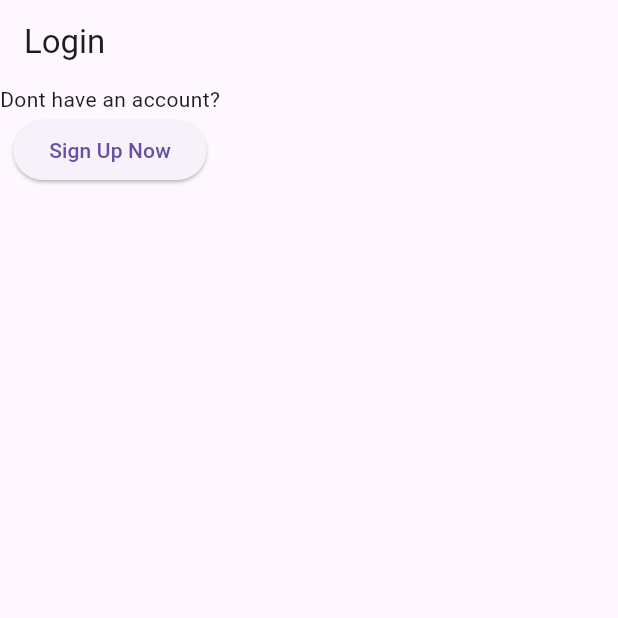
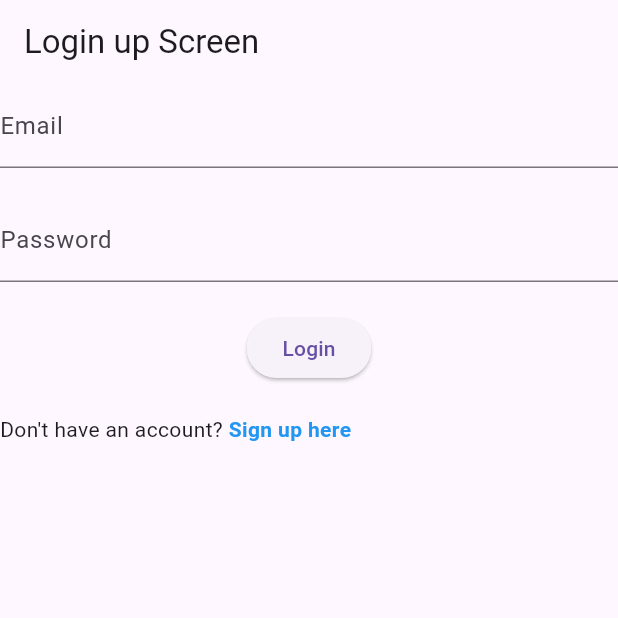
Before and after one commit to TheHuwn/flutter-chat, a Flutter app: the screen it shows after launch, on a phone screen of 412 x 824 dp, the top half of it. Run offline on Flutter 3.47's test engine with Material 3 defaults, Android fonts, the phone set to English and light mode, and no system bars; our stand-ins replace firebase_auth, firebase_core; accounts and stored records are empty.

Commit message:
video 6 done

```diff
--- /dev/null
+++ b/lib/controllers/login_controller.dart
@@ -0,0 +1,24 @@
+import 'package:firebase_auth/firebase_auth.dart';
+import 'package:flutter/material.dart';
+import 'package:globalchat/screens/dashboard_screen.dart';
+
+class LoginController {
+  static Future<void> createAccount({
+    required String email,
+    required String password,
+    required BuildContext context,
+  }) async {
+    try {
+      await FirebaseAuth.instance
+          .signInWithEmailAndPassword(email: email, password: password);
+
+      Navigator.pushReplacement(context, MaterialPageRoute(builder: (context) {
+        return DashboardScreen();
+      }));
+    } catch (e) {
+      SnackBar messageSnackBar =
+          SnackBar(backgroundColor: Colors.red, content: Text(e.toString()));
+      ScaffoldMessenger.of(context).showSnackBar(messageSnackBar);
+    }
+  }
+}
--- a/lib/screens/login_screen.dart
+++ b/lib/screens/login_screen.dart
@@ -1,4 +1,5 @@
 import 'package:flutter/material.dart';
+import 'package:globalchat/controllers/login_controller.dart';
 import 'package:globalchat/screens/signup_screen.dart';
 
 class LoginScreen extends StatefulWidget {
@@ -11,21 +12,80 @@ class LoginScreen extends StatefulWidget {
 class _LoginScreenState extends State<LoginScreen> {
   @override
   Widget build(BuildContext context) {
+    var userForm = GlobalKey<FormState>();
+
+    TextEditingController email = TextEditingController();
+    TextEditingController password = TextEditingController();
+
+    print("Account Created Successfully");
+
     return Scaffold(
       appBar: AppBar(
-        title: Text("Login"),
+        title: Text("Login up Screen"),
       ),
-      body: Column(
+      body: Form(
+        key: userForm,
+        child: Column(
           children: [
-          Text("Dont have an account?"),
+            TextFormField(
+              autovalidateMode: AutovalidateMode.onUserInteraction,
+              controller: email,
+              decoration: InputDecoration(label: Text("Email")),
+              validator: (value) {
+                if (value == null || value.isEmpty) {
+                  return "Email is required";
+                }
+              },
+            ),
+            SizedBox(
+              height: 20,
+            ),
+            TextFormField(
+              autovalidateMode: AutovalidateMode.onUserInteraction,
+              controller: password,
+              obscureText: true,
+              enableSuggestions: false,
+              autocorrect: false,
+              decoration: InputDecoration(label: Text("Password")),
+              validator: (value) {
+                if (value == null || value.isEmpty) {
+                  return "Password is required";
+                }
+              },
+            ),
+            SizedBox(
+              height: 20,
+            ),
             ElevatedButton(
                 onPressed: () {
-                Navigator.push(context, MaterialPageRoute(builder: (context) {
+                  LoginController.createAccount(
+                      email: email.text,
+                      password: password.text,
+                      context: context);
+                },
+                child: Text("Login")),
+            SizedBox(height: 20),
+            Row(
+              children: [
+                Text("Don't have an account? "),
+                SizedBox(height: 5),
+                InkWell(
+                  onTap: () {
+                    Navigator.push(context,
+                        MaterialPageRoute(builder: (context) {
                       return SignupScreen();
                     }));
                   },
-              child: Text("Sign Up Now"))
+                  child: Text(
+                    "Sign up here",
+                    style: TextStyle(
+                        color: Colors.blue, fontWeight: FontWeight.bold),
+                  ),
+                )
               ],
+            )
+          ],
+        ),
       ),
     );
   }
```
Also changed, not shown: lib/screens/spash_screen.dart (+8 -1 lines). Lines whose indentation alone changed are shown as unchanged.
